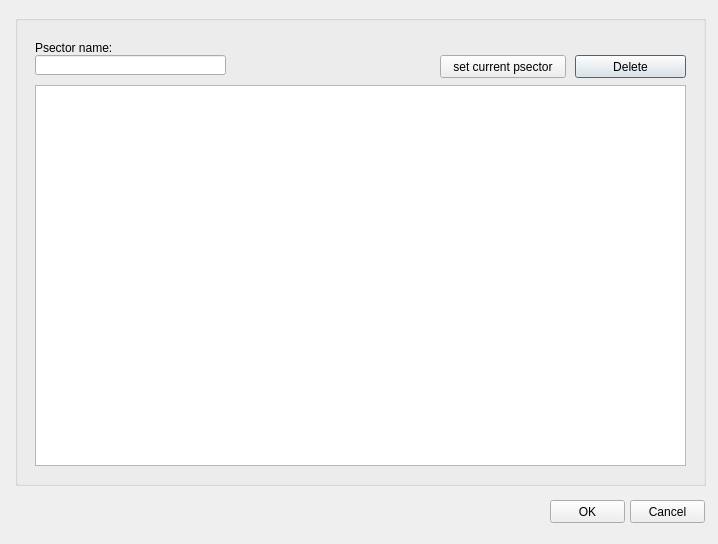
Above: ui/psector_management.ui from Giswater/giswater_qgis_plugin before the change. Below: the same form after it.
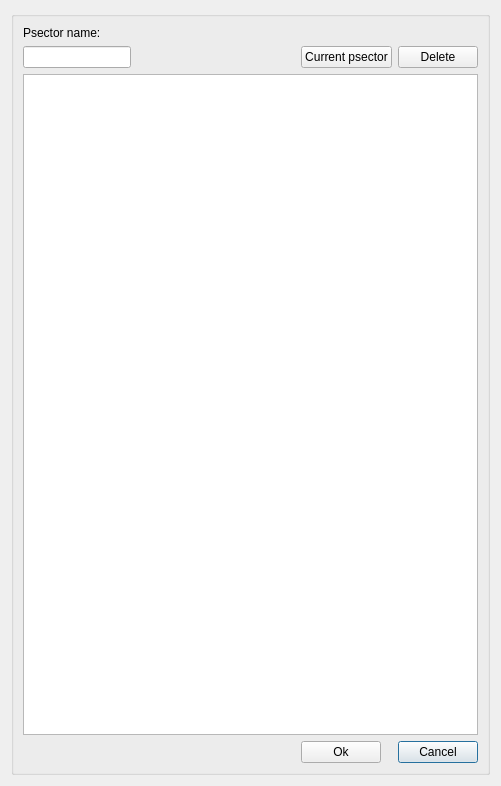
That is the form after the change.

Commit message: Update manager forms incorporating layout strategy

The edit to the form file:
```diff
--- a/ui/psector_management.ui
+++ b/ui/psector_management.ui
@@ -6,138 +6,126 @@
    <rect>
     <x>0</x>
     <y>0</y>
-    <width>718</width>
-    <height>544</height>
+    <width>501</width>
+    <height>786</height>
    </rect>
   </property>
   <property name="windowTitle">
    <string>Psector management</string>
   </property>
+  <layout class="QGridLayout" name="verticalLayout_4">
+   <item row="0" column="0">
   <widget class="QGroupBox" name="groupBox">
-   <property name="geometry">
-    <rect>
-     <x>15</x>
-     <y>15</y>
-     <width>691</width>
-     <height>471</height>
-    </rect>
-   </property>
    <property name="title">
     <string/>
    </property>
-   <widget class="QTableView" name="tbl_psm">
-    <property name="geometry">
-     <rect>
-      <x>20</x>
-      <y>70</y>
-      <width>651</width>
-      <height>381</height>
-     </rect>
-    </property>
-    <property name="sortingEnabled">
-     <bool>true</bool>
-    </property>
-   </widget>
+     <layout class="QGridLayout" name="verticalLayout_3">
+      <item row="3" column="5">
+       <widget class="QPushButton" name="btn_cancel">
+        <property name="text">
+         <string>Cancel</string>
+        </property>
+       </widget>
+      </item>
+      <item row="1" column="5">
    <widget class="QPushButton" name="btn_delete">
-    <property name="geometry">
-     <rect>
-      <x>560</x>
-      <y>40</y>
-      <width>111</width>
-      <height>23</height>
-     </rect>
+        <property name="sizePolicy">
+         <sizepolicy hsizetype="Fixed" vsizetype="Fixed">
+          <horstretch>0</horstretch>
+          <verstretch>0</verstretch>
+         </sizepolicy>
     </property>
     <property name="text">
      <string>Delete</string>
     </property>
    </widget>
+      </item>
+      <item row="0" column="0">
+       <widget class="QLabel" name="label_psector_name">
+        <property name="text">
+         <string>Psector name:</string>
+        </property>
+       </widget>
+      </item>
+      <item row="2" column="0" colspan="6">
+       <widget class="QTableView" name="tbl_psm"/>
+      </item>
+      <item row="1" column="0">
    <widget class="QLineEdit" name="txt_name">
-    <property name="geometry">
-     <rect>
-      <x>20</x>
-      <y>40</y>
-      <width>191</width>
+        <property name="sizePolicy">
+         <sizepolicy hsizetype="Fixed" vsizetype="Fixed">
+          <horstretch>0</horstretch>
+          <verstretch>0</verstretch>
+         </sizepolicy>
+        </property>
+        <property name="text">
+         <string/>
+        </property>
+       </widget>
+      </item>
+      <item row="1" column="1" colspan="2">
+       <spacer name="horizontalSpacer_2">
+        <property name="orientation">
+         <enum>Qt::Horizontal</enum>
+        </property>
+        <property name="sizeHint" stdset="0">
+         <size>
+          <width>80</width>
       <height>20</height>
-     </rect>
-    </property>
-   </widget>
+         </size>
+        </property>
+       </spacer>
+      </item>
+      <item row="3" column="4">
+       <widget class="QPushButton" name="btn_accept">
+        <property name="sizePolicy">
+         <sizepolicy hsizetype="Fixed" vsizetype="Fixed">
+          <horstretch>0</horstretch>
+          <verstretch>0</verstretch>
+         </sizepolicy>
+        </property>
+        <property name="text">
+         <string>Ok</string>
+        </property>
+       </widget>
+      </item>
+      <item row="3" column="0" colspan="4">
+       <spacer name="horizontalSpacer">
+        <property name="orientation">
+         <enum>Qt::Horizontal</enum>
+        </property>
+        <property name="sizeHint" stdset="0">
+         <size>
+          <width>40</width>
+          <height>20</height>
+         </size>
+        </property>
+       </spacer>
+      </item>
+      <item row="1" column="4">
    <widget class="QPushButton" name="btn_update_psector">
-    <property name="geometry">
-     <rect>
-      <x>425</x>
-      <y>40</y>
-      <width>126</width>
-      <height>23</height>
-     </rect>
-    </property>
     <property name="text">
-     <string>set current psector</string>
-    </property>
-   </widget>
+         <string>Current psector</string>
+        </property>
+       </widget>
+      </item>
+      <item row="1" column="3">
    <widget class="QLabel" name="lbl_vdefault_psector">
-    <property name="geometry">
-     <rect>
-      <x>248</x>
-      <y>43</y>
-      <width>171</width>
-      <height>16</height>
-     </rect>
-    </property>
-    <property name="font">
-     <font>
-      <pointsize>8</pointsize>
-     </font>
+        <property name="sizePolicy">
+         <sizepolicy hsizetype="Fixed" vsizetype="Preferred">
+          <horstretch>0</horstretch>
+          <verstretch>0</verstretch>
+         </sizepolicy>
     </property>
     <property name="text">
      <string/>
     </property>
-    <property name="alignment">
-     <set>Qt::AlignRight|Qt::AlignTrailing|Qt::AlignVCenter</set>
-    </property>
-   </widget>
-   <widget class="QLabel" name="lbl_vdefault_psector_2">
-    <property name="geometry">
-     <rect>
-      <x>20</x>
-      <y>25</y>
-      <width>171</width>
-      <height>16</height>
-     </rect>
-    </property>
-    <property name="text">
-     <string>Psector name:</string>
-    </property>
-    <property name="alignment">
-     <set>Qt::AlignLeading|Qt::AlignLeft|Qt::AlignVCenter</set>
-    </property>
-   </widget>
-  </widget>
-  <widget class="QPushButton" name="btn_cancel">
-   <property name="geometry">
-    <rect>
-     <x>630</x>
-     <y>500</y>
-     <width>75</width>
-     <height>23</height>
-    </rect>
-   </property>
-   <property name="text">
-    <string>Cancel</string>
-   </property>
-  </widget>
-  <widget class="QPushButton" name="btn_accept">
-   <property name="geometry">
-    <rect>
-     <x>550</x>
-     <y>500</y>
-     <width>75</width>
-     <height>23</height>
-    </rect>
-   </property>
-   <property name="text">
-    <string>OK</string>
-   </property>
-  </widget>
+       </widget>
+      </item>
+     </layout>
+    </widget>
+   </item>
+  </layout>
  </widget>
  <resources/>
  <connections/>
```
Lines whose indentation alone changed are shown as unchanged. The commit also changes 7 other files.
